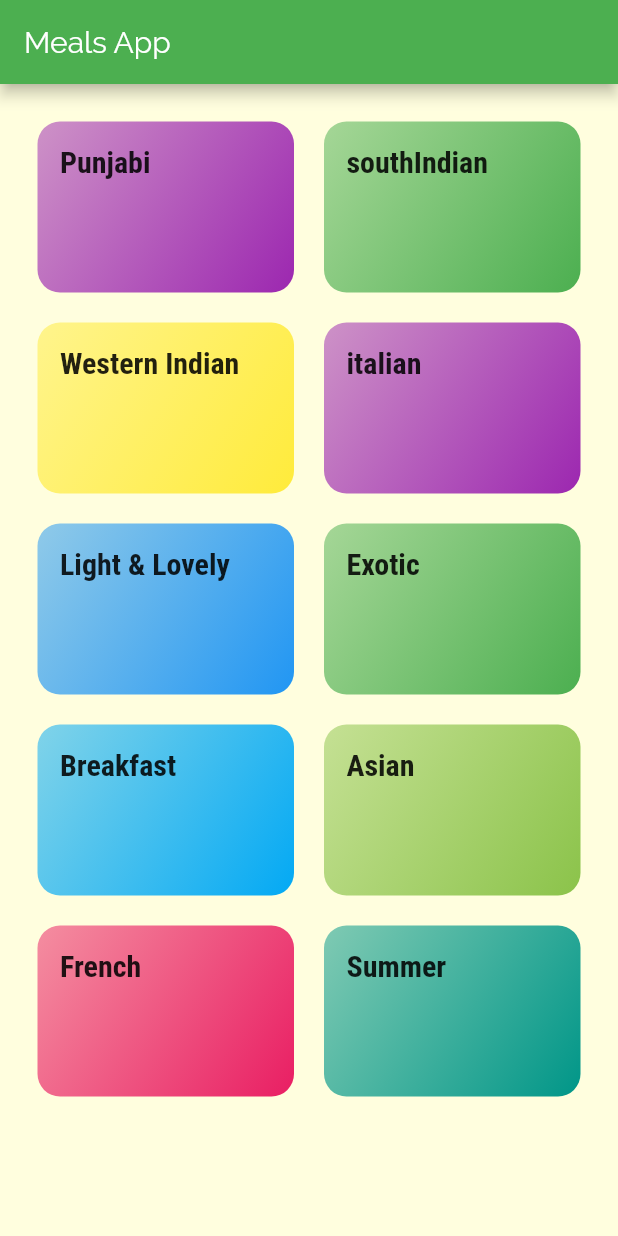
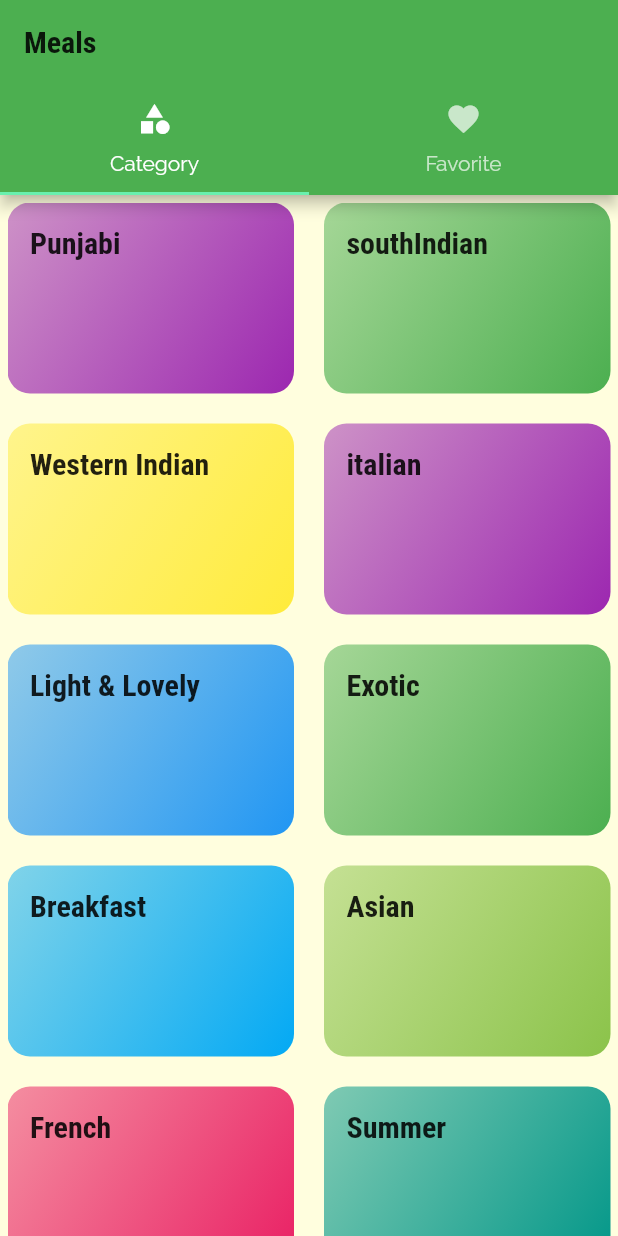
Before and after one commit to TarunKansal0009/foodie-App, a Flutter app: the screen it shows after launch, on a phone screen of 412 x 824 dp. Run offline on Flutter 3.47's test engine with Material 2 defaults, Android fonts, the phone set to English and light mode, and no system bars.

Commit message:
chapter 2 done

```diff
--- a/lib/main.dart
+++ b/lib/main.dart
@@ -1,7 +1,7 @@
-import 'package:eatmeals/screens/catagories.dart';
+import './screens/meals_details_screen.dart';
 import 'package:eatmeals/screens/recipes_of_category.dart';
 import 'package:flutter/material.dart';
-import 'screens/catagories.dart';
+import './screens/tab_screen.dart';
 
 void main() {
   runApp(MyApp());
@@ -31,9 +31,20 @@ class MyApp extends StatelessWidget {
                     fontFamily: 'RobotoCondensed'),
               ),
         ),
-      home: CategoriesScreen(),
-      routes: {CategoryMealsScreen.routeName: (ctx) => CategoryMealsScreen()},
+        routes: {
+          '/': (ctx) => TabsBar(),
+          CategoryMealsScreen.routeName: (ctx) => CategoryMealsScreen(),
+          MealDetailScreen.routeName: (ctx) => MealDetailScreen()
+        },
+        onGenerateRoute: (settings) {
+          print(settings.arguments);
+          return MaterialPageRoute(
+            builder: (ctx) => CategoryMealsScreen(),
           );
+        },
+        onUnknownRoute: (settings) {
+          return MaterialPageRoute(builder: (ctx) => CategoryMealsScreen());
+        });
   }
 }
 
--- a/lib/screens/catagories.dart
+++ b/lib/screens/catagories.dart
@@ -5,12 +5,8 @@ import '../typeoffood.dart';
 class CategoriesScreen extends StatelessWidget {
   @override
   Widget build(BuildContext context) {
-    return Scaffold(
-      appBar: AppBar(
-        title: Text('Meals App'),
-      ),
-      body: Padding(
-        padding: const EdgeInsets.all(25.0),
+    return Container(
+      margin: EdgeInsets.only(top: 5, left: 5, right: 5),
       child: GridView(
         children: Dummy_Category.map((catData) =>
             CategoryItem(catData.id, catData.title, catData.color)).toList(),
@@ -20,7 +16,6 @@ class CategoriesScreen extends StatelessWidget {
             crossAxisSpacing: 20,
             mainAxisSpacing: 20),
       ),
-      ),
     );
   }
 }
--- a/lib/screens/recipes_of_category.dart
+++ b/lib/screens/recipes_of_category.dart
@@ -1,7 +1,6 @@
 import 'package:eatmeals/Widgets/mealsItem.dart';
 import 'package:eatmeals/typeoffood.dart';
 import 'package:flutter/material.dart';
-import '../models/meals.dart';
 
 class CategoryMealsScreen extends StatelessWidget {
   static const routeName = '/category-meals';
@@ -25,6 +24,7 @@ class CategoryMealsScreen extends StatelessWidget {
       body: ListView.builder(
         itemBuilder: (ctx, index) {
           return MealItem(
+            id: categoryMeals[index].id,
             title: categoryMeals[index].title,
             imageUrl: categoryMeals[index].imageUrl,
             affordability: categoryMeals[index].affordability,
--- /dev/null
+++ b/lib/screens/tab_screen.dart
@@ -0,0 +1,45 @@
+import './catagories.dart';
+import 'package:flutter/material.dart';
+
+class TabsBar extends StatefulWidget {
+  @override
+  _TabsBarState createState() => _TabsBarState();
+}
+
+class _TabsBarState extends State<TabsBar> {
+  @override
+  Widget build(BuildContext context) {
+    return DefaultTabController(
+      length: 2,
+      child: Scaffold(
+        appBar: AppBar(
+          title: Text(
+            'Meals',
+            style: Theme.of(context).textTheme.headline6,
+          ),
+          bottom: TabBar(
+            tabs: <Widget>[
+              Tab(
+                icon: Icon(Icons.category),
+                text: 'Category',
+              ),
+              Tab(
+                icon: Icon(Icons.favorite),
+                text: 'Favorite',
+              )
+            ],
+          ),
+        ),
+        body: TabBarView(
+          children: [
+            CategoriesScreen(),
+            Center(
+              child: Text('Yet No favorite!'),
+            ),
+          ],
+        ),
+      ),
+      initialIndex: 0,
+    );
+  }
+}
```
Also changed, not shown: lib/Widgets/mealsItem.dart (+77 -6 lines), lib/screens/meals_details_screen.dart (added, +84 -0 lines). Lines whose indentation alone changed are shown as unchanged.
